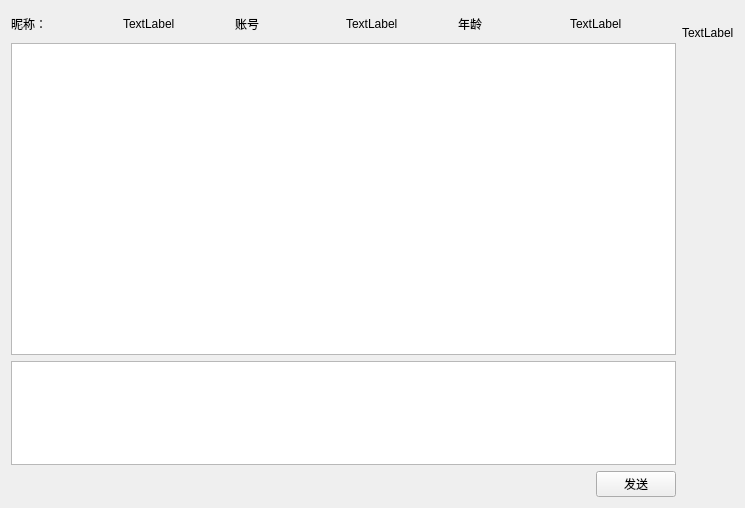
Qt form ui/friendConversationWidget.ui (ks20180702/myUiForQQ) before a commit.
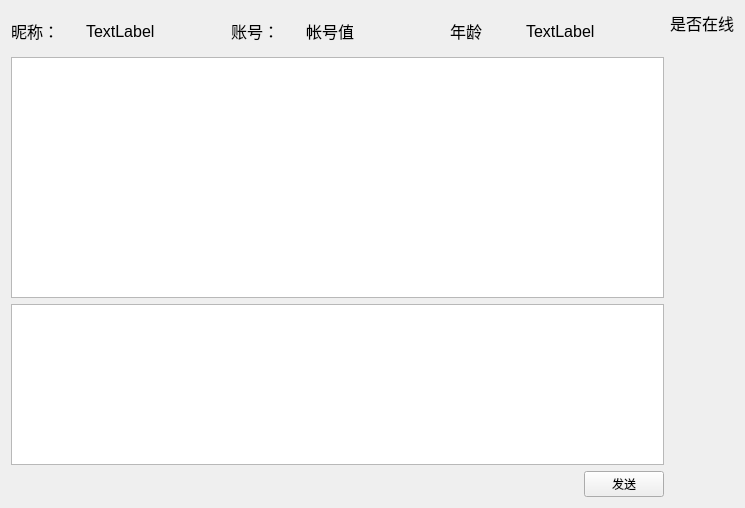
The same form after that commit.

```diff
--- a/ui/friendConversationWidget.ui
+++ b/ui/friendConversationWidget.ui
@@ -13,48 +13,78 @@
   <property name="windowTitle">
    <string>聊天框</string>
   </property>
-  <layout class="QHBoxLayout" name="horizontalLayout_3">
+  <layout class="QHBoxLayout" name="horizontalLayout_4">
    <item>
-    <layout class="QVBoxLayout" name="verticalLayout" stretch="1,12,4,1">
+    <layout class="QVBoxLayout" name="verticalLayout" stretch="1,6,4,1">
      <item>
-      <layout class="QHBoxLayout" name="horizontalLayout" stretch="0,0,0,0,0,0">
+      <layout class="QHBoxLayout" name="horizontalLayout" stretch="1,2,1,2,1,2">
        <item>
         <widget class="QLabel" name="LabelName">
+         <property name="font">
+          <font>
+           <pointsize>12</pointsize>
+          </font>
+         </property>
          <property name="text">
           <string>昵称：</string>
          </property>
         </widget>
        </item>
        <item>
-        <widget class="QLabel" name="LabelAgeValue">
+        <widget class="QLabel" name="LabelNameValue">
+         <property name="font">
+          <font>
+           <pointsize>12</pointsize>
+          </font>
+         </property>
          <property name="text">
           <string>TextLabel</string>
          </property>
         </widget>
        </item>
+       <item>
+        <widget class="QLabel" name="LabelAccount">
+         <property name="font">
+          <font>
+           <pointsize>12</pointsize>
+          </font>
+         </property>
+         <property name="text">
+          <string>账号：</string>
+         </property>
+        </widget>
+       </item>
        <item>
         <widget class="QLabel" name="LabelAccountValue">
+         <property name="font">
+          <font>
+           <pointsize>12</pointsize>
+          </font>
+         </property>
          <property name="text">
-          <string>账号</string>
+          <string>帐号值</string>
          </property>
         </widget>
        </item>
        <item>
         <widget class="QLabel" name="LabelAge">
-         <property name="text">
-          <string>TextLabel</string>
+         <property name="font">
+          <font>
+           <pointsize>12</pointsize>
+          </font>
          </property>
-        </widget>
-       </item>
-       <item>
-        <widget class="QLabel" name="LabelOnlineValue">
          <property name="text">
           <string>年龄</string>
          </property>
         </widget>
        </item>
        <item>
-        <widget class="QLabel" name="LabelNameValue">
+        <widget class="QLabel" name="LabelAgeValue">
+         <property name="font">
+          <font>
+           <pointsize>12</pointsize>
+          </font>
+         </property>
          <property name="text">
           <string>TextLabel</string>
          </property>
@@ -63,10 +93,26 @@
       </layout>
      </item>
      <item>
-      <widget class="QTextEdit" name="TextEShowMsg"/>
+      <layout class="QHBoxLayout" name="horizontalLayout_3" stretch="6">
+       <item>
+        <widget class="QTextEdit" name="TextEShowMsg">
+         <property name="font">
+          <font>
+           <pointsize>14</pointsize>
+          </font>
+         </property>
+        </widget>
+       </item>
+      </layout>
      </item>
      <item>
-      <widget class="QTextEdit" name="TextEWriteMsg"/>
+      <widget class="QTextEdit" name="TextEWriteMsg">
+       <property name="font">
+        <font>
+         <pointsize>16</pointsize>
+        </font>
+       </property>
+      </widget>
      </item>
      <item>
       <layout class="QHBoxLayout" name="horizontalLayout_2" stretch="10,1">
@@ -95,11 +141,16 @@
     </layout>
    </item>
    <item>
-    <layout class="QVBoxLayout" name="verticalLayout_2" stretch="1,10">
+    <layout class="QVBoxLayout" name="verticalLayout_2" stretch="0,10">
      <item>
-      <widget class="QLabel" name="LabelAccount">
+      <widget class="QLabel" name="LabelOnlineValue">
+       <property name="font">
+        <font>
+         <pointsize>12</pointsize>
+        </font>
+       </property>
        <property name="text">
-        <string>TextLabel</string>
+        <string>是否在线</string>
        </property>
       </widget>
      </item>
```
